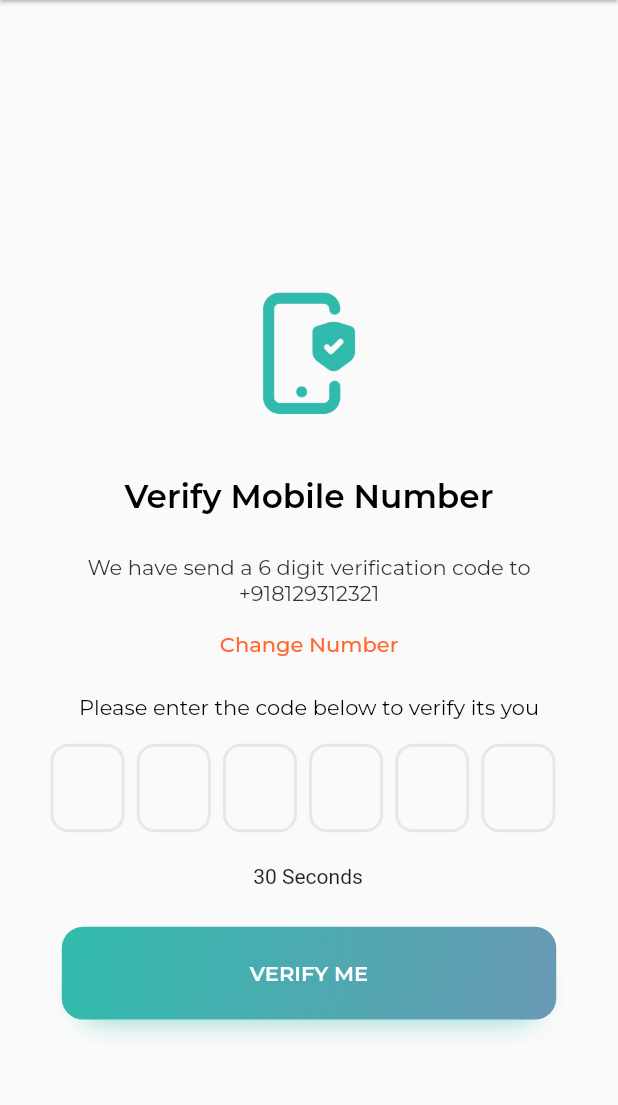
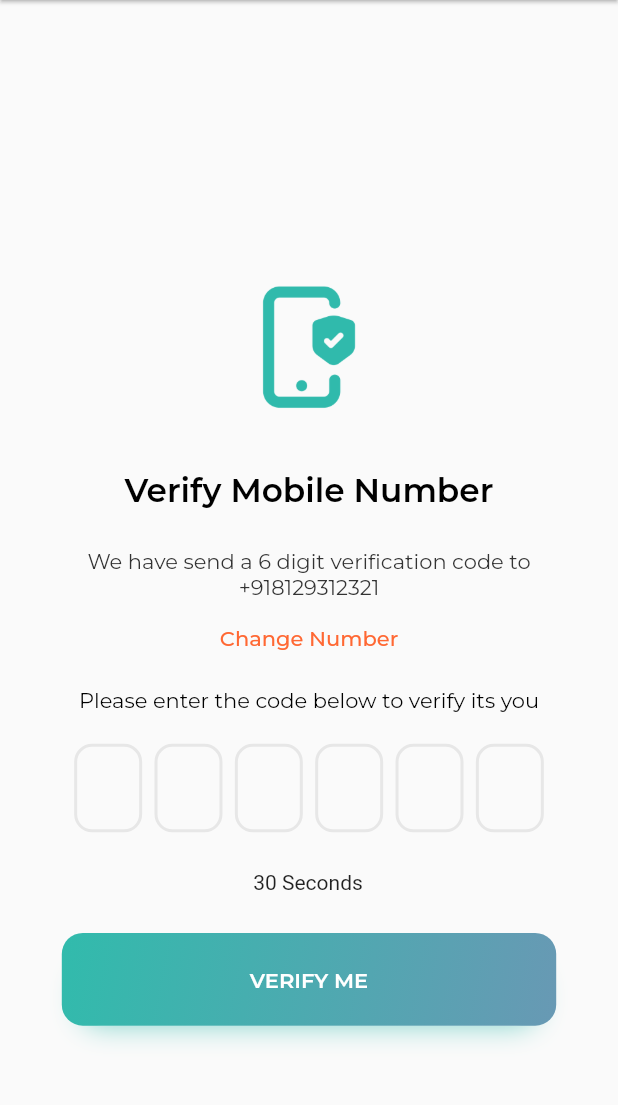
Before and after one commit to akhilraj-personal/autoversa_customer_v2, a Flutter app: the LoginOTPVerification screen opened by its route, on a phone screen of 412 x 824 dp, the part 84-1189 px from its top. Run offline on Flutter 3.47's test engine with Material 2 defaults, Android fonts, the phone set to English and light mode, and no system bars; drawn by our look-alikes of flutter_otp_text_field; our stand-ins replace shared_preferences; missing offline and left inert: custom_clippers; accounts and stored records are empty.

Commit message:
otp page bug

```diff
--- a/lib/screens/auth_screens/verification_by_otp_page.dart
+++ b/lib/screens/auth_screens/verification_by_otp_page.dart
@@ -88,53 +88,6 @@ class LoginOTPVerificationState extends State<LoginOTPVerification> {
                       child: Column(
                           crossAxisAlignment: CrossAxisAlignment.center,
                           children: [
-                            // Container(
-                            //     height: 30,
-                            //     width: width,
-                            //     margin: EdgeInsets.only(
-                            //         left: width * 0.06, right: width * 0.06),
-                            //     child: Row(
-                            //       crossAxisAlignment: CrossAxisAlignment.end,
-                            //       mainAxisAlignment: MainAxisAlignment.end,
-                            //       children: [
-                            //         Container(
-                            //           width: MediaQuery.of(context).size.width *
-                            //               0.20,
-                            //           child: GestureDetector(
-                            //             onTap: () async {
-                            //               context
-                            //                   .read<LanguageChangeProvider>()
-                            //                   .changeLocale("en");
-                            //               setState(() {});
-                            //             },
-                            //             child: Text(
-                            //               'English',
-                            //               textAlign: TextAlign.end,
-                            //               style: montserratRegular.copyWith(
-                            //                   color: Colors.black),
-                            //             ),
-                            //           ),
-                            //         ),
-                            //         Container(
-                            //           width: MediaQuery.of(context).size.width *
-                            //               0.15,
-                            //           child: GestureDetector(
-                            //             onTap: () async {
-                            //               context
-                            //                   .read<LanguageChangeProvider>()
-                            //                   .changeLocale("ar");
-                            //               setState(() {});
-                            //             },
-                            //             child: Text(
-                            //               'عربي',
-                            //               textAlign: TextAlign.end,
-                            //               style: montserratRegular.copyWith(
-                            //                   color: Colors.black),
-                            //             ),
-                            //           ),
-                            //         ),
-                            //       ],
-                            //     )),
                             Container(
                                 padding: EdgeInsets.all(width * 0.08),
                                 height: height - 50,
@@ -180,11 +133,12 @@ class LoginOTPVerificationState extends State<LoginOTPVerification> {
                                     SizedBox(height: height * 0.02),
                                     OtpTextField(
                                       numberOfFields: 6,
-                                      fieldWidth: width * 0.12,
+                                      fieldWidth: width * 0.11,
                                       clearText: true,
                                       focusedBorderColor: syanColor,
                                       cursorColor: syanColor,
                                       showFieldAsBox: true,
+                                      margin: EdgeInsets.all(width * 0.01),
                                       autoFocus: true,
                                       borderRadius: const BorderRadius.all(
                                           Radius.circular(12.0)),
```
